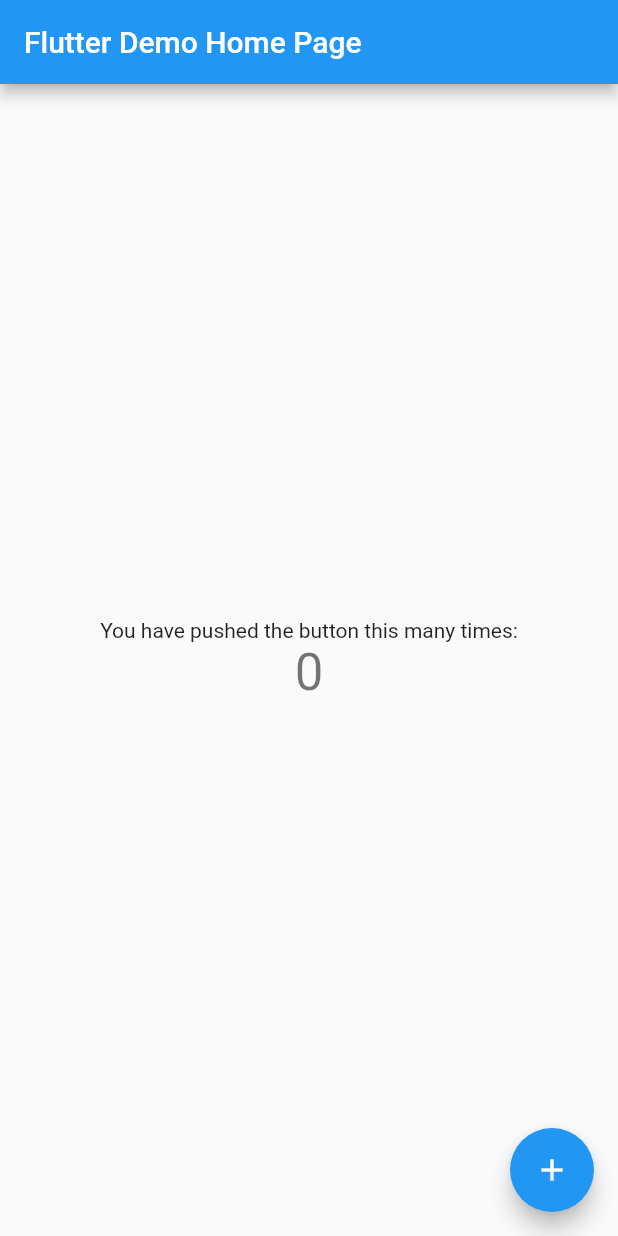
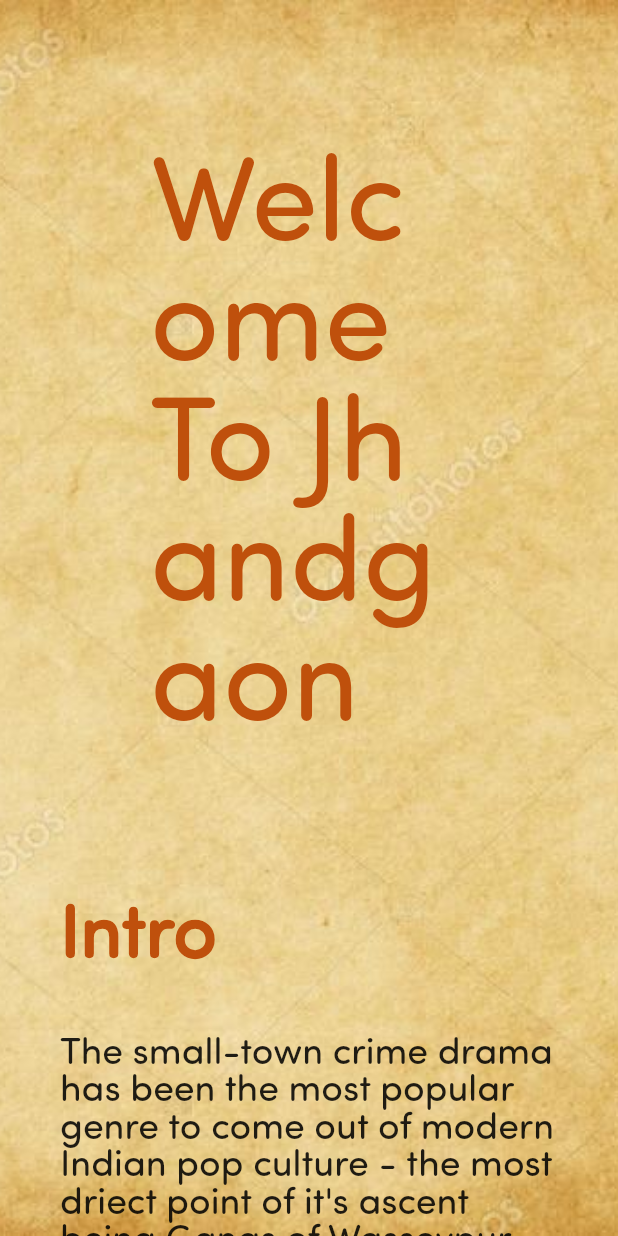
Before and after one commit to petrolsocial/jhandgaon_guide, a Flutter app: the screen it shows after launch, on a phone screen of 412 x 824 dp. Run offline on Flutter 3.47's test engine with Material 2 defaults, Android fonts, the phone set to English and light mode, and no system bars.

Commit message:
Added some images and fonts and information for the guide

```diff
--- /dev/null
+++ b/lib/guide/campaign_data.dart
@@ -0,0 +1,46 @@
+import 'package:jhandgaon_guide/guide/character_data.dart';
+
+class Campaigns {
+  static List<CampaignInfo> campaigns = [
+    CampaignInfo(
+      'The Eagle Gang Avengers',
+      'The heros are erstwhile members of Eagle gang. Their rival, Bichoo gang, has killed their Eagle gang leader and attempts to assassinate our heroes too. Our heroes escape the assassination attempt and embark on a journey of revenge to intercept a big drug run by Bichoo gang, kill the Bichoo gang leader in process and also regain control over Jhandgaon.',
+      'Beginner to Intermediate',
+      '1 to 2 (1 session = ~3 hours)',
+      'Full masala',
+      'This is a great starter campaign for people to get into Jhandgaon. It can take multiple routes and gameplay can be shortened or lengthened accordingly.',
+      [
+        Characters.characters['BuNtY B@nTai']!,
+        Characters.characters['Chomesh']!,
+        Characters.characters['Heeru']!,
+        Characters.characters['Chacha Keema']!,
+        Characters.characters['Lovely']!,
+      ],
+    ),
+  ];
+}
+
+class CampaignInfo {
+  String name;
+  String aim;
+  String difficultyLevel;
+  String sessionRequired;
+  String flavour;
+  String directorNotes;
+  List<CharacterInfo> characters = [];
+  Map<String, String> plotDetails = {
+    'Intro settings':
+        'It\'s an eerily quiet night in Jhandgaon. Quiet isn\'t the norm here - it\'s usually a precursor to something really jhand. On one such soon to jhand night, our heroes of questionable moralities sit around a fire at Amma\'s Dhaba. Amma\'s Dhaba is a respite (or exile = depends on who you ask), on the left most outskirts of Jhandgaon. All sorts of seedy and needy characters sift through Amma\'s Dhaba, some exiting Jhandgaon and some yet to enter Jhandgaon. \\nTonight Amma\'s Dhaba only has our heroes. Circled across the fire. Each in deep thought. Their deep thoughts are soon interrupted by 2 bandits leaping out from bushes, armed heavily with as set of rifles and waxed moustaches respectively.\\nThe Director thrusts the heroes into combat at this stage. Once the bandits have either been captured or killed - the plot and background of the campaign is revealed (By the bandits - if captured. By an angry Amma who enters scene after the fight - if bandits are killed).',
+    'The Plot Thickens':
+        'It is revealed to our heroes that the bandits are assassins. Sent to finish off our heroes, the remnant leaders of the Eagle gang. The Eagle gang being a longstanding rival of Bichoo/Scorpion gang. Power over the drug trade (hence Jhandgaon) has shifted hands across both gangs over decades. Bichoo gang is the current supreme, their ruthless leader Chaku has assassinated the Eagle Gang boss (nameless, for now) in a cold, cowardly way earlier in the night. The Plot Thickens.\\n The petty dacoits were meant to finish off our heroes too, but they\'ve triumphed so far. This fuels their thirst for revenge and to restore Eagle gang to glory after such disrespect.',
+    'Revelations and Forking paths':
+        'Further lines of interrogation can reveal one or both things.\\n- The dacoits have come from the dacoit camp north of Amma\'s Dhaba. The camp is mostly unguarded since the dacoits are working as hired mercenaries for Chaku tonight. The camp has arms and vehicles.\\n- Bichoo gang leader, Chaku, after this power play aims to move a huge shipment of drugs tonight in a few hours, another power palay that will cement hime and Bichoo gang as a crime monarch instead of a volatile duopoly with Eagle gang. The route is from the quarry/gang head quarters/drug processing centre to the Outcast (out caste) Village.',
+    'Raiding the Raiders':
+        'If our heroes have opted to explore the dacoit camp, then this is relevant. Else skip to 4.2.\\nThe dacoit camp is deep in the jungles. It is a small clearing with a bunch of tarp tents. There are 2 men around a fire on guard, in the middle of the camp. \\nBig tent 1: This tent seems to be the living quarters of the dacoit leader. There are multiple dacoit uniforms here. A locked chest with some arms, money, and love letters from the dacoit\'s love interest. \\nBig tent 2: This is the armory tent. It is guarded by a huge, scary dog. The dog is however tied on a leash. It has the following items:\\n- guns (few assault, lots of pistol, few automatics, lots of rifles)\\n- swords\\n- knives \\n- Some grenades\\n- Blue drums full of some chemical (Director\'s discretion what it is - options are kerosene, acid, chemical for biowareface, etc.) \\nOpen tent 1: Has 2 open Jeeps/Thars. They\'re covered by huge sheets of plastic, so can\'t be seen until uncovered by heroes.\\nOpen tent 2: Seems to be another living quarter. has the right hand man of dacoit leader, Sabu. If this tent is approached then he attacks our characters.',
+    'Seeking Revenge':
+        'Our heroes rush to intercept the Scorpion gang on their route.\\nMost heroes either set a trap for the incoming gang or go to direct confrontation. \\nThe interception can be at ay point on the route. The scenery will have dense bushes, few mud huts, a tapri or a man on a cycle selling cigarettes and tea. \\nThe scorpion gang entourage has:\\n\\n- 2 guys on bikes who are travelling ahead to clear the path\\n- A large truck with a driver and muscleman up front and 2 men protecting cargo load behind.\\n- A sleek black car with driver + muscleman for protection up front and Scorpion leader in the backseat.\\n\\nThe trap and/or showdown that then happens between both gangs is completely improv. \n\nThe Scorpion leader is wearing a bulletproof vest, but a sleeveless one since he likes to dress nice. He wears dense black shades at all times even at night. And has a comically deep voice, almost as if it\'s fake.\n\nThe game ends with Scorpion leader\'s death. The game can continue however on a completely improv basis.',
+  };
+
+  CampaignInfo(this.name, this.aim, this.difficultyLevel, this.sessionRequired,
+      this.flavour, this.directorNotes, this.characters);
+}
--- /dev/null
+++ b/lib/guide/character_data.dart
@@ -0,0 +1,31 @@
+class Characters {
+  static Map<String, CharacterInfo> characters = {
+    'BuNtY B@nTai': CharacterInfo(
+      'That\'s not a typo, that\'s what BuNtY legally changed his name to at the age of 18. A spoilt rich kid who desperately wants to be a gangstar. Pretends to be from the hood, listens to lots of rap, and overcompensates for his lack of substance and depth by being trigger happy.',
+      'https://firebasestorage.googleapis.com/v0/b/arched-osprey-328007.appspot.com/o/bundles%2Fpack_jhandgaon%2Ftokens%2Fchintu.png?alt=media&token=0ac10eb3-a6d2-4ce0-85d1-a880da1bfa05',
+    ),
+    'Chomesh': CharacterInfo(
+      'Chomesh believes the way to survive is to gamble - that is gamble your life onto the success of another. Bootlicking, rumour mongering, and fickle loyalties are his biggest assets. He has no ego when it comes to subservience.',
+      'https://firebasestorage.googleapis.com/v0/b/arched-osprey-328007.appspot.com/o/bundles%2Fpack_jhandgaon%2Ftokens%2FDubay.png?alt=media&token=8d5eafdc-2268-4138-b00b-3ae499da6fd2',
+    ),
+    'Heeru': CharacterInfo(
+      'A dashing young man with a strong sense of social justice. He cannot bear seeing anybody being wronged, especially mothers and attractive women his age. He is unusually lucky and some would say despite his self-righteous yet naive personality, physics sometimes bends on his side.',
+      'https://firebasestorage.googleapis.com/v0/b/arched-osprey-328007.appspot.com/o/bundles%2Fpack_jhandgaon%2Ftokens%2FKumar.png?alt=media&token=cbdb2386-e7f5-43e1-bd40-abff2b3f96b6',
+    ),
+    'Chacha Keema': CharacterInfo(
+      'An eccentric, ruthless man whose motto is \'eat or get eaten\'. He is also rumoured to be mentally unstable due to too many head wounds from his long criminal career. His bulging veins across his arms show you a glimpse of his fearsome strength.',
+      'https://firebasestorage.googleapis.com/v0/b/arched-osprey-328007.appspot.com/o/bundles%2Fpack_jhandgaon%2Ftokens%2Fkaancha.png?alt=media&token=7e725a77-2414-40b9-bb19-107ebeb0886c',
+    ),
+    'Lovely': CharacterInfo(
+      'Lovely realised she\'d have to be more than just smart when her parents took her out of school in 8th standard despite her being a topper. She would also have to be cunning and manipulative. That is the only way a women like her would get ahead in a town like Jhandgaon.',
+      'https://firebasestorage.googleapis.com/v0/b/arched-osprey-328007.appspot.com/o/bundles%2Fpack_jhandgaon%2Ftokens%2Fpinky.png?alt=media&token=355eec4c-6cae-4a7f-a264-8d3a2c26a452',
+    ),
+  };
+}
+
+class CharacterInfo {
+  String description;
+  String tokenImage;
+
+  CharacterInfo(this.description, this.tokenImage);
+}
--- /dev/null
+++ b/lib/guide/guide_data.dart
@@ -0,0 +1,10 @@
+import 'package:jhandgaon_guide/guide/campaign_data.dart';
+
+class Guide {
+  static String INTRO_TEXT =
+      'The small-town crime drama has been the most popular genre to come out of modern Indian pop culture - the most driect point of it\'s ascent being Gangs of Wasseypur, while the roots trace back further to the 90s cult reign of Mumbai crime movies like Satya, Vastav, Rangeela, etc. where Ram Gopal Verma and Sanjay Dutt were the placeholders of what Anurag Kashyap and Nawazuddin Siddiqui occupy today in our pop culture. \n\nA certain fascination for this genre has gripped the nation and content in this genre has been boiled down to the formula by OTT platforms to guarantee a sure shot hit. \n\nJhandgaon is just one more gaon in the ever expanding Indian Crime Town Cinematic Universe. The difference here is that you get to live Jhandgaon in its full glory, not just watch it. The rival gangs, police love interests, smugglers, dacoits, beggars, innocent citizens are all you and your real life friends. \n\nSabka badla lega tera Faizal or what if Faizal says fuck it to the generational feud and becomes a cop? \n\nJamtara is the cyber crime capital of India, but you and your gang can make it the cyber crime capital of the world. Or will the cops outsmart you?\n\nAs syndicate head Pushpa, you expand into smuggling beyond red sandalwood to become the Pablo Escobar of India or quit smuggling chase political aspirations and become the Prime Minister.\n\nThe posibilites are endless!';
+  static String POSTER_IMAGES = 'assets/images/posters.png';
+  static String JHANDGAON_RPG_INTRO =
+      'Jhandgaon is small town in India, in the state of Uttarajhand. A gritty place where power prevails over peace - survivalism is the only constant here.\n\nPlaying Jhandgaon is all about living, dominating, exploring, avenging, or just doing pure bakchodi. The objective is yours.\n\nPick your unique character, pick a campaign, and prepare for chaos!\n\nThe rival gangs, police, love interests, smugglers, dacoits, beggars, innocent citizens are all you and your fellow players.';
+  static String JHANDGAON_IMAGE = 'assets/images/jhandgaonmarket.png';
+}
--- /dev/null
+++ b/lib/guide/home_page.dart
@@ -0,0 +1,76 @@
+import 'package:flutter/material.dart';
+import 'package:jhandgaon_guide/guide/guide_data.dart';
+import 'package:jhandgaon_guide/themes/custom_theme.dart';
+
+class HomePage extends StatelessWidget {
+  const HomePage({Key? key}) : super(key: key);
+
+  @override
+  Widget build(BuildContext context) {
+    return Scaffold(
+      body: SafeArea(
+        child: Container(
+          decoration: const BoxDecoration(
+            image: DecorationImage(
+                image: AssetImage('assets/images/background.jpg'),
+                fit: BoxFit.cover),
+          ),
+          child: ListView(
+            children: [
+              Padding(
+                padding: const EdgeInsets.all(100),
+                child: Center(
+                    child: Text('Welcome To Jhandgaon',
+                        style: CustomTheme.theme1.textTheme.headline1)),
+              ),
+              Padding(
+                padding: const EdgeInsets.only(left: 40),
+                child: Text(
+                  'Intro',
+                  style: CustomTheme.theme1.textTheme.headline2,
+                ),
+              ),
+              Stack(
+                fit: StackFit.loose,
+                children: [
+                  Column(
+                    children: [
+                      Padding(
+                        padding: const EdgeInsets.all(40),
+                        child: Text(
+                          Guide.INTRO_TEXT,
+                          style: CustomTheme.theme1.textTheme.bodyText1,
+                        ),
+                      ),
+                    ],
+                  ),
+                  // Align(
+                  //   alignment: Alignment.bottomCenter,
+                  //   child: Image.asset(
+                  //     Guide.POSTER_IMAGES,
+                  //     fit: BoxFit.cover,
+                  //   ),
+                  // ),
+                ],
+              ),
+              Padding(
+                padding: const EdgeInsets.only(left: 40),
+                child: Text(
+                  'Jhandgaon RPG',
+                  style: CustomTheme.theme1.textTheme.headline2,
+                ),
+              ),
+              Padding(
+                padding: const EdgeInsets.all(40),
+                child: Text(
+                  Guide.JHANDGAON_RPG_INTRO,
+                  style: CustomTheme.theme1.textTheme.bodyText1,
+                ),
+              ),
+            ],
+          ),
+        ),
+      ),
+    );
+  }
+}
--- a/lib/main.dart
+++ b/lib/main.dart
@@ -1,115 +1,20 @@
 import 'package:flutter/material.dart';
+import 'package:jhandgaon_guide/guide/home_page.dart';
+import 'package:jhandgaon_guide/themes/custom_theme.dart';
 
 void main() {
-  runApp(const MyApp());
+  runApp(const JhandgaonGuide());
 }
 
-class MyApp extends StatelessWidget {
-  const MyApp({Key? key}) : super(key: key);
+class JhandgaonGuide extends StatelessWidget {
+  const JhandgaonGuide({Key? key}) : super(key: key);
 
-  // This widget is the root of your application.
   @override
   Widget build(BuildContext context) {
     return MaterialApp(
       title: 'Flutter Demo',
-      theme: ThemeData(
-        // This is the theme of your application.
-        //
-        // Try running your application with "flutter run". You'll see the
-        // application has a blue toolbar. Then, without quitting the app, try
-        // changing the primarySwatch below to Colors.green and then invoke
-        // "hot reload" (press "r" in the console where you ran "flutter run",
-        // or simply save your changes to "hot reload" in a Flutter IDE).
-        // Notice that the counter didn't reset back to zero; the application
-        // is not restarted.
-        primarySwatch: Colors.blue,
-      ),
-      home: const MyHomePage(title: 'Flutter Demo Home Page'),
+      theme: CustomTheme.theme1,
+      home: const HomePage(),
     );
   }
 }
-
-class MyHomePage extends StatefulWidget {
-  const MyHomePage({Key? key, required this.title}) : super(key: key);
-
-  // This widget is the home page of your application. It is stateful, meaning
-  // that it has a State object (defined below) that contains fields that affect
-  // how it looks.
-
-  // This class is the configuration for the state. It holds the values (in this
-  // case the title) provided by the parent (in this case the App widget) and
-  // used by the build method of the State. Fields in a Widget subclass are
-  // always marked "final".
-
-  final String title;
-
-  @override
-  State<MyHomePage> createState() => _MyHomePageState();
-}
-
-class _MyHomePageState extends State<MyHomePage> {
-  int _counter = 0;
-
-  void _incrementCounter() {
-    setState(() {
-      // This call to setState tells the Flutter framework that something has
-      // changed in this State, which causes it to rerun the build method below
-      // so that the display can reflect the updated values. If we changed
-      // _counter without calling setState(), then the build method would not be
-      // called again, and so nothing would appear to happen.
-      _counter++;
-    });
-  }
-
-  @override
-  Widget build(BuildContext context) {
-    // This method is rerun every time setState is called, for instance as done
-    // by the _incrementCounter method above.
-    //
-    // The Flutter framework has been optimized to make rerunning build methods
-    // fast, so that you can just rebuild anything that needs updating rather
-    // than having to individually change instances of widgets.
-    return Scaffold(
-      appBar: AppBar(
-        // Here we take the value from the MyHomePage object that was created by
-        // the App.build method, and use it to set our appbar title.
-        title: Text(widget.title),
-      ),
-      body: Center(
-        // Center is a layout widget. It takes a single child and positions it
-        // in the middle of the parent.
-        child: Column(
-          // Column is also a layout widget. It takes a list of children and
-          // arranges them vertically. By default, it sizes itself to fit its
-          // children horizontally, and tries to be as tall as its parent.
-          //
-          // Invoke "debug painting" (press "p" in the console, choose the
-          // "Toggle Debug Paint" action from the Flutter Inspector in Android
-          // Studio, or the "Toggle Debug Paint" command in Visual Studio Code)
-          // to see the wireframe for each widget.
-          //
-          // Column has various properties to control how it sizes itself and
-          // how it positions its children. Here we use mainAxisAlignment to
-          // center the children vertically; the main axis here is the vertical
-          // axis because Columns are vertical (the cross axis would be
-          // horizontal).
-          mainAxisAlignment: MainAxisAlignment.center,
-          children: <Widget>[
-            const Text(
-              'You have pushed the button this many times:',
-            ),
-            Text(
-              '$_counter',
-              style: Theme.of(context).textTheme.headline4,
-            ),
-          ],
-        ),
-      ),
-      floatingActionButton: FloatingActionButton(
-        onPressed: _incrementCounter,
-        tooltip: 'Increment',
-        child: const Icon(Icons.add),
-      ), // This trailing comma makes auto-formatting nicer for build methods.
-    );
-  }
-}
--- /dev/null
+++ b/lib/themes/custom_theme.dart
@@ -0,0 +1,182 @@
+import 'package:flutter/material.dart';
+
+class CustomTheme {
+  static ThemeData get theme1 {
+    return ThemeData(
+      primaryColor: Colors.black,
+      scaffoldBackgroundColor: Colors.white,
+      fontFamily: 'Sofia Pro Soft',
+      elevatedButtonTheme: ElevatedButtonThemeData(
+        style: ButtonStyle(
+          backgroundColor:
+              MaterialStateColor.resolveWith((states) => Colors.purple),
+          shape: MaterialStateProperty.all<RoundedRectangleBorder>(
+            RoundedRectangleBorder(
+              borderRadius: BorderRadius.circular(20.0),
+            ),
+          ),
+        ),
+      ),
+      checkboxTheme: CheckboxThemeData(
+        shape: RoundedRectangleBorder(
+          borderRadius: BorderRadius.circular(5),
+        ),
+        fillColor: MaterialStateProperty.resolveWith(
+            (states) => const Color(0xFFB631EB)),
+      ),
+      textTheme: const TextTheme(
+        button: TextStyle(
+          color: Colors.white,
+          fontWeight: FontWeight.normal,
+          fontSize: 14,
+        ),
+        subtitle1: TextStyle(
+          color: Colors.grey,
+          fontWeight: FontWeight.normal,
+          fontSize: 11,
+        ),
+        subtitle2: TextStyle(
+          color: Colors.white,
+        ),
+        headline1: TextStyle(
+          color: Color(0xFFBF500C),
+          fontSize: 80,
+        ),
+        headline2: TextStyle(
+          color: Color(0xFFBF500C),
+          fontWeight: FontWeight.bold,
+          fontSize: 50,
+        ),
+        headline3: TextStyle(
+          color: Color(0xFF808080),
+          fontSize: 20,
+        ),
+        bodyText1: TextStyle(
+          fontSize: 25,
+        ),
+      ),
+    );
+  }
+
+  static ThemeData get dark {
+    return ThemeData(
+      primaryColor: Colors.purple,
+      scaffoldBackgroundColor: const Color(0xFF262626),
+      fontFamily: 'Sofia Pro Soft',
+      dividerColor: Colors.grey.shade600,
+      elevatedButtonTheme: ElevatedButtonThemeData(
+        style: ButtonStyle(
+          backgroundColor:
+              MaterialStateColor.resolveWith((states) => Colors.blue),
+          shape: MaterialStateProperty.all<RoundedRectangleBorder>(
+            RoundedRectangleBorder(
+              borderRadius: BorderRadius.circular(20),
+            ),
+          ),
+        ),
+      ),
+      checkboxTheme: CheckboxThemeData(
+        shape: RoundedRectangleBorder(
+          borderRadius: BorderRadius.circular(5),
+        ),
+        fillColor: MaterialStateProperty.resolveWith((states) => Colors.white),
+      ),
+      buttonTheme: ButtonThemeData(
+        buttonColor: MaterialStateColor.resolveWith((states) => Colors.green),
+        shape: RoundedRectangleBorder(
+          borderRadius: BorderRadius.circular(20),
+        ),
+      ),
+      iconTheme: const IconThemeData(
+        color: Colors.white,
+      ),
+      textTheme: const TextTheme(
+        button: TextStyle(
+          color: Colors.white,
+          fontWeight: FontWeight.normal,
+          fontSize: 14,
+        ),
+        subtitle2: TextStyle(
+          color: Colors.white,
+        ),
+        headline1: TextStyle(
+          color: Colors.white,
+          fontWeight: FontWeight.bold,
+          fontSize: 30,
+        ),
+        headline2: TextStyle(
+          color: Colors.white,
+          fontWeight: FontWeight.bold,
+          fontSize: 25,
+        ),
+        headline3: TextStyle(
+          color: Color(0xFF808080),
+          fontSize: 20,
+        ),
+        bodyText1: TextStyle(
+          color: Colors.white,
+          fontSize: 15,
+        ),
+        bodyText2: TextStyle(
+          color: Colors.white,
+          fontSize: 14,
+        ),
+      ),
+    );
+  }
+
+  static ThemeData get light {
+    return ThemeData(
+      primaryColor: Colors.black,
+      scaffoldBackgroundColor: Colors.white,
+      fontFamily: 'Sofia Pro Soft',
+      dividerColor: Colors.grey.shade600,
+      iconTheme: const IconThemeData(
+        color: Colors.black,
+      ),
+      elevatedButtonTheme: ElevatedButtonThemeData(
+        style: ButtonStyle(
+          backgroundColor:
+              MaterialStateColor.resolveWith((states) => Colors.blue),
+          shape: MaterialStateProperty.all<RoundedRectangleBorder>(
+            RoundedRectangleBorder(
+              borderRadius: BorderRadius.circular(20),
+            ),
+          ),
+        ),
+      ),
+      checkboxTheme: CheckboxThemeData(
+        shape: RoundedRectangleBorder(
+          borderRadius: BorderRadius.circular(5),
+        ),
+        fillColor: MaterialStateProperty.resolveWith((states) => Colors.white),
+      ),
+      buttonTheme: ButtonThemeData(
+        buttonColor: MaterialStateColor.resolveWith((states) => Colors.green),
+        shape: RoundedRectangleBorder(
+          borderRadius: BorderRadius.circular(20),
+        ),
+      ),
+      textTheme: const TextTheme(
+        headline1: TextStyle(
+          color: Colors.black,
+          fontSize: 25,
+          fontWeight: FontWeight.bold,
+        ),
+        headline2: TextStyle(
+          color: Colors.black,
+          fontSize: 20,
+          fontWeight: FontWeight.bold,
+        ),
+        headline3: TextStyle(
+          color: Colors.black,
+          fontSize: 20,
+        ),
+        bodyText1: TextStyle(
+          color: Colors.black,
+          fontSize: 15,
+        ),
+      ),
+    );
+  }
+}
```
Also changed, not shown: pubspec.yaml (+10 -0 lines), assets/fonts/Sofia_Pro_Soft_Bold.ttf (added), assets/fonts/Sofia_Pro_Soft_Regular.ttf (added), assets/images/background.jpg (added), assets/images/eagleboys.png (added), assets/images/jhandgaonmarket.png (added), assets/images/posters.png (added), 1 other file.
